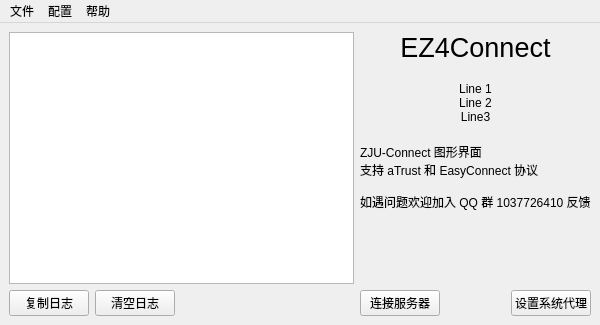
Old version of the form presentation/main/mainwindow.ui in the repository PageChen04/EZ4Connect.
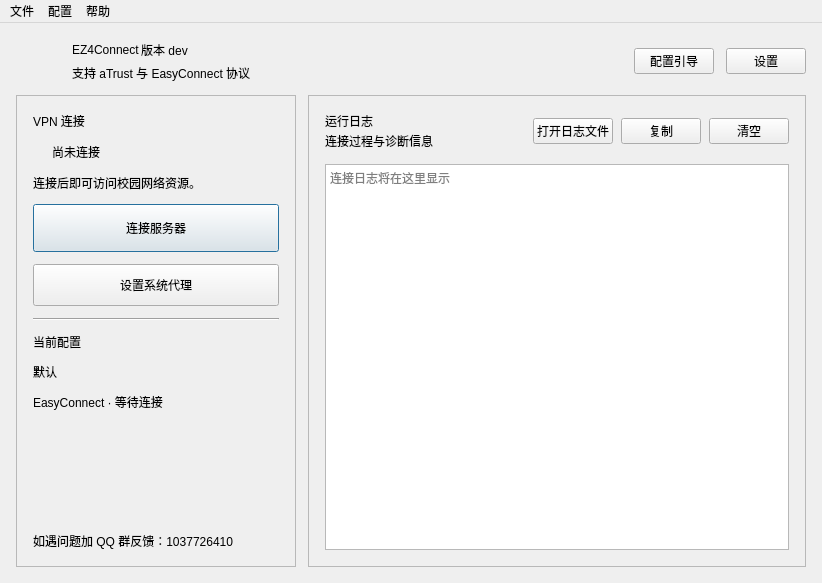
New version of the form. Icons and pictures are not drawn.

Patch:
```diff
--- a/presentation/main/mainwindow.ui
+++ b/presentation/main/mainwindow.ui
@@ -6,142 +6,442 @@
    <rect>
     <x>0</x>
     <y>0</y>
-    <width>600</width>
-    <height>325</height>
+    <width>822</width>
+    <height>583</height>
    </rect>
   </property>
+  <property name="minimumSize">
+   <size>
+    <width>600</width>
+    <height>400</height>
+   </size>
+  </property>
+  <property name="windowTitle">
+   <string>EZ4Connect</string>
+  </property>
   <widget class="QWidget" name="centralWidget">
-   <layout class="QGridLayout" name="gridLayout">
-    <item row="4" column="5">
-     <widget class="QPushButton" name="pushButton2">
-      <property name="text">
-       <string>设置系统代理</string>
+   <layout class="QVBoxLayout" name="pageLayout">
+    <property name="spacing">
+     <number>12</number>
+    </property>
+    <property name="leftMargin">
+     <number>16</number>
+    </property>
+    <property name="topMargin">
+     <number>16</number>
+    </property>
+    <property name="rightMargin">
+     <number>16</number>
+    </property>
+    <property name="bottomMargin">
+     <number>16</number>
+    </property>
+    <item>
+     <layout class="QHBoxLayout" name="headerLayout">
+      <property name="spacing">
+       <number>12</number>
       </property>
-     </widget>
+      <item>
+       <widget class="QLabel" name="applicationIconLabel">
+        <property name="minimumSize">
+         <size>
+          <width>44</width>
+          <height>44</height>
+         </size>
+        </property>
+        <property name="maximumSize">
+         <size>
+          <width>44</width>
+          <height>44</height>
+         </size>
+        </property>
+        <property name="pixmap">
+         <pixmap resource="../../resource.qrc">:/resource/icon.png</pixmap>
+        </property>
+        <property name="scaledContents">
+         <bool>true</bool>
+        </property>
+       </widget>
+      </item>
+      <item>
+       <layout class="QVBoxLayout" name="brandLayout">
+        <property name="spacing">
+         <number>1</number>
+        </property>
+        <item>
+         <layout class="QHBoxLayout" name="horizontalLayout">
+          <item>
+           <widget class="QLabel" name="applicationNameLabel">
+            <property name="text">
+             <string>EZ4Connect</string>
+            </property>
+           </widget>
+          </item>
+          <item>
+           <widget class="QLabel" name="versionLabel">
+            <property name="text">
+             <string>版本 dev</string>
+            </property>
+            <property name="alignment">
+             <set>Qt::AlignmentFlag::AlignCenter</set>
+            </property>
+           </widget>
+          </item>
+          <item>
+           <spacer name="horizontalSpacer">
+            <property name="orientation">
+             <enum>Qt::Orientation::Horizontal</enum>
+            </property>
+            <property name="sizeHint" stdset="0">
+             <size>
+              <width>40</width>
+              <height>20</height>
+             </size>
+            </property>
+           </spacer>
+          </item>
+         </layout>
+        </item>
+        <item>
+         <widget class="QLabel" name="applicationSubtitleLabel">
+          <property name="text">
+           <string>支持 aTrust 与 EasyConnect 协议</string>
+          </property>
+         </widget>
+        </item>
+       </layout>
+      </item>
+      <item>
+       <spacer name="headerSpacer">
+        <property name="orientation">
+         <enum>Qt::Orientation::Horizontal</enum>
+        </property>
+        <property name="sizeHint" stdset="0">
+         <size>
+          <width>40</width>
+          <height>20</height>
+         </size>
+        </property>
+       </spacer>
+      </item>
+      <item>
+       <widget class="QPushButton" name="guidePushButton">
+        <property name="toolTip">
+         <string>打开配置引导</string>
+        </property>
+        <property name="text">
+         <string>配置引导</string>
+        </property>
+       </widget>
+      </item>
+      <item>
+       <widget class="QPushButton" name="settingPushButton">
+        <property name="toolTip">
+         <string>打开完整设置</string>
+        </property>
+        <property name="text">
+         <string>设置</string>
+        </property>
+       </widget>
+      </item>
+     </layout>
     </item>
-    <item row="4" column="3">
-     <widget class="QPushButton" name="pushButton1">
-      <property name="text">
-       <string>连接服务器</string>
+    <item>
+     <layout class="QHBoxLayout" name="workspaceLayout" stretch="0,1">
+      <property name="spacing">
+       <number>12</number>
       </property>
-     </widget>
-    </item>
-    <item row="0" column="0" rowspan="4" colspan="3">
-     <widget class="QPlainTextEdit" name="logPlainTextEdit">
-      <property name="readOnly">
-       <bool>true</bool>
-      </property>
-      <property name="maximumBlockCount">
-       <number>1000</number>
-      </property>
-     </widget>
-    </item>
-    <item row="2" column="3" colspan="3">
-     <widget class="QLabel" name="accountLabel">
-      <property name="text">
-       <string>ZJU-Connect 图形界面
-支持 aTrust 和 EasyConnect 协议
-
-如遇问题欢迎加入 QQ 群 1037726410 反馈</string>
-      </property>
-     </widget>
-    </item>
-    <item row="1" column="3" colspan="3">
-     <widget class="QLabel" name="versionLabel">
-      <property name="text">
-       <string>Line 1
-Line 2
-Line3</string>
-      </property>
-      <property name="alignment">
-       <set>Qt::AlignmentFlag::AlignCenter</set>
-      </property>
-     </widget>
-    </item>
-    <item row="4" column="4">
-     <spacer name="horizontalSpacer_2">
-      <property name="orientation">
-       <enum>Qt::Orientation::Horizontal</enum>
-      </property>
-      <property name="sizeType">
-       <enum>QSizePolicy::Policy::Minimum</enum>
-      </property>
-      <property name="sizeHint" stdset="0">
-       <size>
-        <width>0</width>
-        <height>0</height>
-       </size>
-      </property>
-     </spacer>
-    </item>
-    <item row="0" column="3" colspan="3">
-     <widget class="QLabel" name="applicationNameLabel">
-      <property name="sizePolicy">
-       <sizepolicy hsizetype="Preferred" vsizetype="Fixed">
-        <horstretch>0</horstretch>
-        <verstretch>0</verstretch>
-       </sizepolicy>
-      </property>
-      <property name="font">
-       <font>
-        <pointsize>20</pointsize>
-       </font>
-      </property>
-      <property name="toolTip">
-       <string>关注 HITSZ OSA 谢谢喵！n(*≧▽≦*)n</string>
-      </property>
-      <property name="text">
-       <string>EZ4Connect</string>
-      </property>
-      <property name="alignment">
-       <set>Qt::AlignmentFlag::AlignCenter</set>
-      </property>
-     </widget>
-    </item>
-    <item row="4" column="0">
-     <widget class="QPushButton" name="copyLogPushButton">
-      <property name="sizePolicy">
-       <sizepolicy hsizetype="Fixed" vsizetype="Fixed">
-        <horstretch>0</horstretch>
-        <verstretch>0</verstretch>
-       </sizepolicy>
-      </property>
-      <property name="toolTip">
-       <string>复制日志到剪贴板</string>
-      </property>
-      <property name="text">
-       <string>复制日志</string>
-      </property>
-     </widget>
-    </item>
-    <item row="4" column="1">
-     <widget class="QPushButton" name="clearLogPushButton">
-      <property name="sizePolicy">
-       <sizepolicy hsizetype="Fixed" vsizetype="Fixed">
-        <horstretch>0</horstretch>
-        <verstretch>0</verstretch>
-       </sizepolicy>
-      </property>
-      <property name="toolTip">
-       <string>清空窗口中的日志</string>
-      </property>
-      <property name="text">
-       <string>清空日志</string>
-      </property>
-     </widget>
-    </item>
-    <item row="4" column="2">
-     <spacer name="horizontalSpacer">
-      <property name="orientation">
-       <enum>Qt::Orientation::Horizontal</enum>
-      </property>
-      <property name="sizeHint" stdset="0">
-       <size>
-        <width>40</width>
-        <height>20</height>
-       </size>
-      </property>
-     </spacer>
+      <item>
+       <widget class="QFrame" name="controlPanel">
+        <property name="minimumSize">
+         <size>
+          <width>280</width>
+          <height>0</height>
+         </size>
+        </property>
+        <property name="maximumSize">
+         <size>
+          <width>336</width>
+          <height>16777215</height>
+         </size>
+        </property>
+        <property name="frameShape">
+         <enum>QFrame::Shape::StyledPanel</enum>
+        </property>
+        <layout class="QVBoxLayout" name="controlLayout">
+         <property name="spacing">
+          <number>12</number>
+         </property>
+         <property name="leftMargin">
+          <number>16</number>
+         </property>
+         <property name="topMargin">
+          <number>16</number>
+         </property>
+         <property name="rightMargin">
+          <number>16</number>
+         </property>
+         <property name="bottomMargin">
+          <number>16</number>
+         </property>
+         <item>
+          <widget class="QLabel" name="connectionEyebrowLabel">
+           <property name="text">
+            <string>VPN 连接</string>
+           </property>
+          </widget>
+         </item>
+         <item>
+          <layout class="QHBoxLayout" name="statusLayout">
+           <property name="spacing">
+            <number>9</number>
+           </property>
+           <item>
+            <widget class="QLabel" name="statusIndicator">
+             <property name="minimumSize">
+              <size>
+               <width>10</width>
+               <height>10</height>
+              </size>
+             </property>
+             <property name="maximumSize">
+              <size>
+               <width>10</width>
+               <height>10</height>
+              </size>
+             </property>
+             <property name="text">
+              <string/>
+             </property>
+            </widget>
+           </item>
+           <item>
+            <widget class="QLabel" name="statusTitleLabel">
+             <property name="text">
+              <string>尚未连接</string>
+             </property>
+            </widget>
+           </item>
+           <item>
+            <spacer name="statusSpacer">
+             <property name="orientation">
+              <enum>Qt::Orientation::Horizontal</enum>
+             </property>
+             <property name="sizeHint" stdset="0">
+              <size>
+               <width>20</width>
+               <height>20</height>
+              </size>
+             </property>
+            </spacer>
+           </item>
+          </layout>
+         </item>
+         <item>
+          <widget class="QLabel" name="statusDetailLabel">
+           <property name="text">
+            <string>连接后即可访问校园网络资源。</string>
+           </property>
+           <property name="wordWrap">
+            <bool>true</bool>
+           </property>
+          </widget>
+         </item>
+         <item>
+          <widget class="QPushButton" name="pushButton1">
+           <property name="minimumSize">
+            <size>
+             <width>0</width>
+             <height>48</height>
+            </size>
+           </property>
+           <property name="text">
+            <string>连接服务器</string>
+           </property>
+           <property name="default">
+            <bool>true</bool>
+           </property>
+          </widget>
+         </item>
+         <item>
+          <widget class="QPushButton" name="pushButton2">
+           <property name="minimumSize">
+            <size>
+             <width>0</width>
+             <height>42</height>
+            </size>
+           </property>
+           <property name="text">
+            <string>设置系统代理</string>
+           </property>
+          </widget>
+         </item>
+         <item>
+          <widget class="QFrame" name="controlDivider">
+           <property name="frameShape">
+            <enum>QFrame::Shape::HLine</enum>
+           </property>
+           <property name="frameShadow">
+            <enum>QFrame::Shadow::Sunken</enum>
+           </property>
+          </widget>
+         </item>
+         <item>
+          <widget class="QLabel" name="profileEyebrowLabel">
+           <property name="text">
+            <string>当前配置</string>
+           </property>
+          </widget>
+         </item>
+         <item>
+          <widget class="QLabel" name="profileNameLabel">
+           <property name="text">
+            <string>默认</string>
+           </property>
+          </widget>
+         </item>
+         <item>
+          <widget class="QLabel" name="profileDetailLabel">
+           <property name="text">
+            <string>EasyConnect · 等待连接</string>
+           </property>
+           <property name="wordWrap">
+            <bool>true</bool>
+           </property>
+          </widget>
+         </item>
+         <item>
+          <spacer name="controlBottomSpacer">
+           <property name="orientation">
+            <enum>Qt::Orientation::Vertical</enum>
+           </property>
+           <property name="sizeHint" stdset="0">
+            <size>
+             <width>20</width>
+             <height>40</height>
+            </size>
+           </property>
+          </spacer>
+         </item>
+         <item>
+          <widget class="QLabel" name="qqGroupLabel">
+           <property name="text">
+            <string>如遇问题加 QQ 群反馈：1037726410</string>
+           </property>
+          </widget>
+         </item>
+        </layout>
+       </widget>
+      </item>
+      <item>
+       <widget class="QFrame" name="logPanel">
+        <property name="frameShape">
+         <enum>QFrame::Shape::StyledPanel</enum>
+        </property>
+        <layout class="QVBoxLayout" name="logPanelLayout">
+         <property name="spacing">
+          <number>14</number>
+         </property>
+         <property name="leftMargin">
+          <number>16</number>
+         </property>
+         <property name="topMargin">
+          <number>16</number>
+         </property>
+         <property name="rightMargin">
+          <number>16</number>
+         </property>
+         <property name="bottomMargin">
+          <number>16</number>
+         </property>
+         <item>
+          <layout class="QHBoxLayout" name="logHeaderLayout">
+           <property name="spacing">
+            <number>8</number>
+           </property>
+           <item>
+            <layout class="QVBoxLayout" name="logTitleLayout">
+             <property name="spacing">
+              <number>2</number>
+             </property>
+             <item>
+              <widget class="QLabel" name="logTitleLabel">
+               <property name="text">
+                <string>运行日志</string>
+               </property>
+              </widget>
+             </item>
+             <item>
+              <widget class="QLabel" name="logSubtitleLabel">
+               <property name="text">
+                <string>连接过程与诊断信息</string>
+               </property>
+              </widget>
+             </item>
+            </layout>
+           </item>
+           <item>
+            <spacer name="logHeaderSpacer">
+             <property name="orientation">
+              <enum>Qt::Orientation::Horizontal</enum>
+             </property>
+             <property name="sizeHint" stdset="0">
+              <size>
+               <width>40</width>
+               <height>20</height>
+              </size>
+             </property>
+            </spacer>
+           </item>
+           <item>
+            <widget class="QPushButton" name="openLogPushButton">
+             <property name="toolTip">
+              <string>在系统中打开完整日志文件</string>
+             </property>
+             <property name="text">
+              <string>打开日志文件</string>
+             </property>
+            </widget>
+           </item>
+           <item>
+            <widget class="QPushButton" name="copyLogPushButton">
+             <property name="toolTip">
+              <string>复制日志到剪贴板</string>
+             </property>
+             <property name="text">
+              <string>复制</string>
+             </property>
+            </widget>
+           </item>
+           <item>
+            <widget class="QPushButton" name="clearLogPushButton">
+             <property name="toolTip">
+              <string>清空窗口中的日志</string>
+             </property>
+             <property name="text">
+              <string>清空</string>
+             </property>
+            </widget>
+           </item>
+          </layout>
+         </item>
+         <item>
+          <widget class="QPlainTextEdit" name="logPlainTextEdit">
+           <property name="readOnly">
+            <bool>true</bool>
+           </property>
+           <property name="maximumBlockCount">
+            <number>1000</number>
+           </property>
+           <property name="placeholderText">
+            <string>连接日志将在这里显示</string>
+           </property>
+          </widget>
+         </item>
+        </layout>
+       </widget>
+      </item>
+     </layout>
     </item>
    </layout>
   </widget>
@@ -150,28 +450,10 @@
     <rect>
      <x>0</x>
      <y>0</y>
-     <width>600</width>
+     <width>822</width>
      <height>33</height>
     </rect>
    </property>
-   <property name="styleSheet">
-    <string notr="true">QMenu::item {
-     padding: 5px 10px 5px 10px;
-     }
-     QMenu::item:selected {
-     background-color: rgb(0, 85, 127);
-     color: rgb(255, 255, 255);
-     }
-    </string>
-   </property>
-   <widget class="QMenu" name="helpMenu">
-    <property name="title">
-     <string>帮助</string>
-    </property>
-    <addaction name="checkUpdateAction"/>
-    <addaction name="projectAction"/>
-    <addaction name="aboutAction"/>
-   </widget>
    <widget class="QMenu" name="fileMenu">
     <property name="title">
      <string>文件</string>
@@ -192,6 +474,14 @@
     </property>
     <addaction name="configurationGuideAction"/>
    </widget>
+   <widget class="QMenu" name="helpMenu">
+    <property name="title">
+     <string>帮助</string>
+    </property>
+    <addaction name="checkUpdateAction"/>
+    <addaction name="projectAction"/>
+    <addaction name="aboutAction"/>
+   </widget>
    <addaction name="fileMenu"/>
    <addaction name="profileMenu"/>
    <addaction name="helpMenu"/>
```
Left out of the diff: 13 changed lines with no effect on the pictures.
